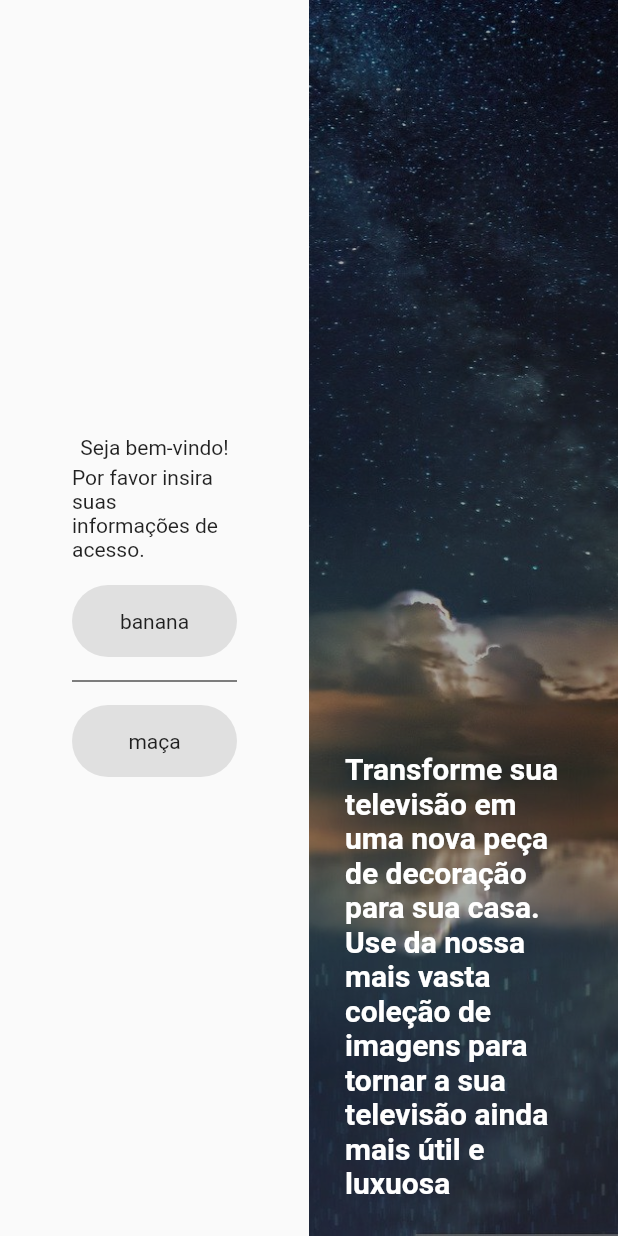
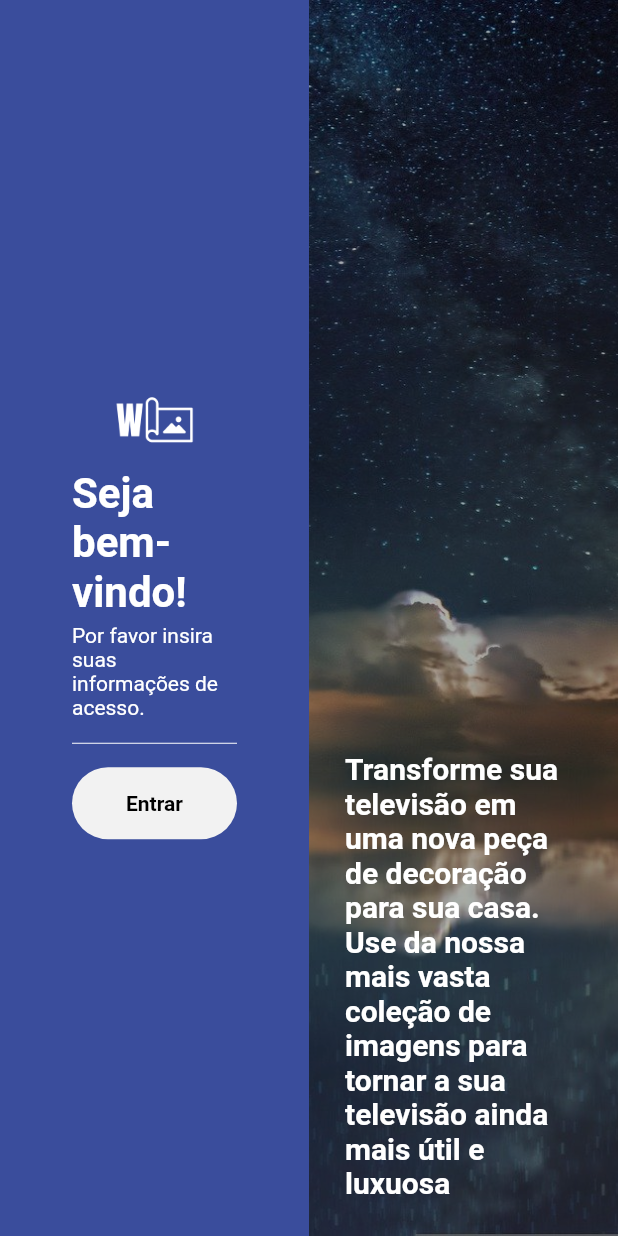
Before and after one commit to MauricioMachadoFF/Wallpaper-Display, a Flutter app: the LoginPage screen opened directly, on a phone screen of 412 x 824 dp. Run offline on Flutter 3.47's test engine with Material 2 defaults, Android fonts, the phone set to English and light mode, and no system bars; our stand-ins replace equatable, flutter_bloc, get_it, injectable; statements that could not run were skipped.

Commit message:
refac: impove design for login page

```diff
--- a/lib/features/authorization/presentation/login_page.dart
+++ b/lib/features/authorization/presentation/login_page.dart
@@ -1,4 +1,6 @@
 import 'package:flutter/material.dart';
+import 'package:wallpaper_display/core/route/routes.dart';
+import 'package:wallpaper_display/design_system/design_system.dart';
 import 'package:wallpaper_display/features/authorization/presentation/widgets/login_image_carroussel.dart';
 
 class LoginPage extends StatelessWidget {
@@ -7,6 +9,7 @@ class LoginPage extends StatelessWidget {
   @override
   Widget build(BuildContext context) {
     return Scaffold(
+      backgroundColor: deepBlue,
       body: SafeArea(
           child: Row(
         children: [
@@ -17,29 +20,43 @@ class LoginPage extends StatelessWidget {
                 mainAxisAlignment: MainAxisAlignment.center,
                 crossAxisAlignment: CrossAxisAlignment.center,
                 children: [
-                  const Text('Seja bem-vindo!'),
+                  Container(
+                    height: 64,
+                    width: 64,
+                    decoration: const BoxDecoration(
+                      image: DecorationImage(
+                        image: AssetImage("assets/images/logo.png"),
+                        fit: BoxFit.cover,
+                      ),
+                    ),
+                  ),
+                  const Text(
+                    'Seja bem-vindo!',
+                    style: TextStyle(
+                      fontSize: 28,
+                      fontWeight: FontWeight.bold,
+                      color: white,
+                    ),
+                  ),
                   const SizedBox(height: 4),
-                  const Text('Por favor insira suas informações de acesso.'),
-                  const SizedBox(height: 16),
-                  SizedBox(
-                    width: double.maxFinite,
-                    child: DSButton(
-                      label: 'banana',
-                      onTap: () {},
+                  const Text(
+                    'Por favor insira suas informações de acesso.',
+                    style: TextStyle(
+                      fontSize: 14,
+                      color: white,
                     ),
                   ),
                   const DSDivider(),
                   SizedBox(
                     width: double.maxFinite,
                     child: DSButton(
-                      label: 'maça',
-                      onTap: () {},
+                      label: 'Entrar',
+                      onTap: () => Navigator.of(context).pushReplacementNamed(
+                        Routes.imagesList,
+                      ),
                     ),
                   ),
-                  // const TextField(),
-                  //TODO(MAURICIO): Create DS token for height and width
                   const SizedBox(height: 16),
-                  // const TextField(),
                 ],
               ),
             ),
@@ -53,54 +70,6 @@ class LoginPage extends StatelessWidget {
   }
 }
 
-class DSButton extends StatefulWidget {
-  const DSButton({
-    super.key,
-    required this.label,
-    required this.onTap,
-    this.selectedColor,
-    this.unselectedColor,
-  });
-
-  final String label;
-  final VoidCallback onTap;
-  final Color? selectedColor;
-  final Color? unselectedColor;
-
-  @override
-  State<DSButton> createState() => _DSButtonState();
-}
-
-class _DSButtonState extends State<DSButton> {
-  bool _isHovered = false;
-
-  Color get _selectedColor => widget.selectedColor ?? Colors.grey.shade700;
-  Color get _unselectedColor => widget.unselectedColor ?? Colors.grey.shade300;
-
-  Color get _backgroundColor => _isHovered ? _selectedColor : _unselectedColor;
-
-  @override
-  Widget build(BuildContext context) {
-    return InkWell(
-      focusColor: Colors.transparent,
-      onTap: widget.onTap,
-      onFocusChange: (value) => setState(() {
-        _isHovered = value;
-      }),
-      child: Container(
-        padding: const EdgeInsets.all(16),
-        decoration: BoxDecoration(
-          color: _backgroundColor,
-          borderRadius: BorderRadius.circular(32),
-        ),
-        child: Center(
-          child: Text(widget.label),
-        ),
-      ),
-    );
-  }
-}
-
 class DSDivider extends StatelessWidget {
   const DSDivider({super.key});
 
@@ -110,7 +79,7 @@ class DSDivider extends StatelessWidget {
       children: const [
         SizedBox(height: 8),
         Divider(
-          color: Colors.black,
+          color: white,
         ),
         SizedBox(height: 8),
       ],
```
